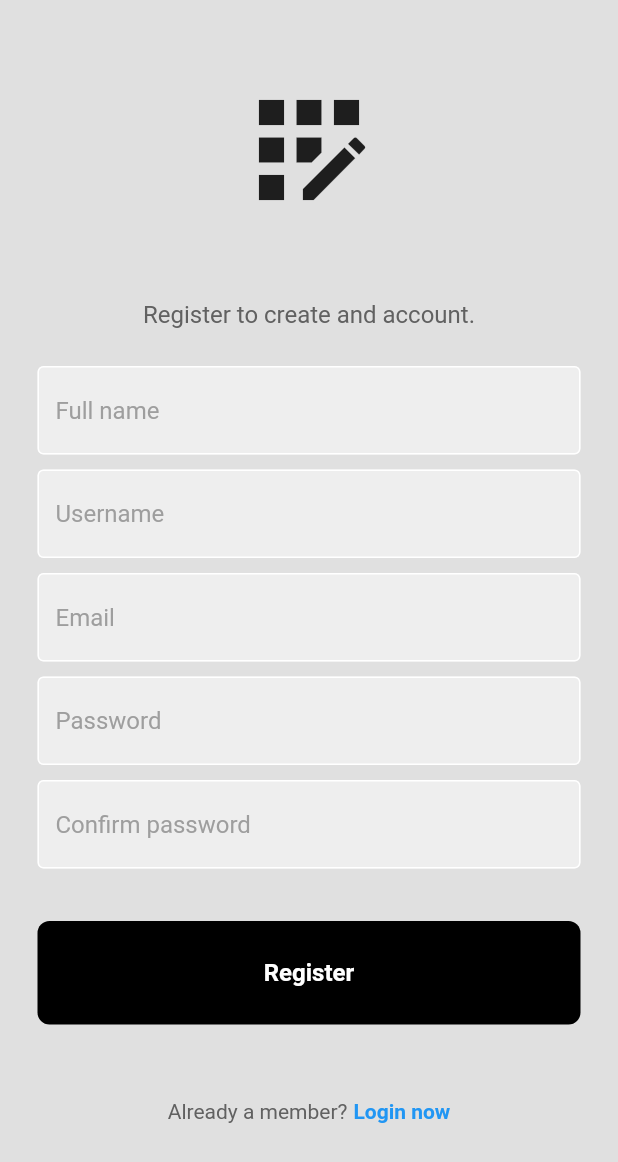
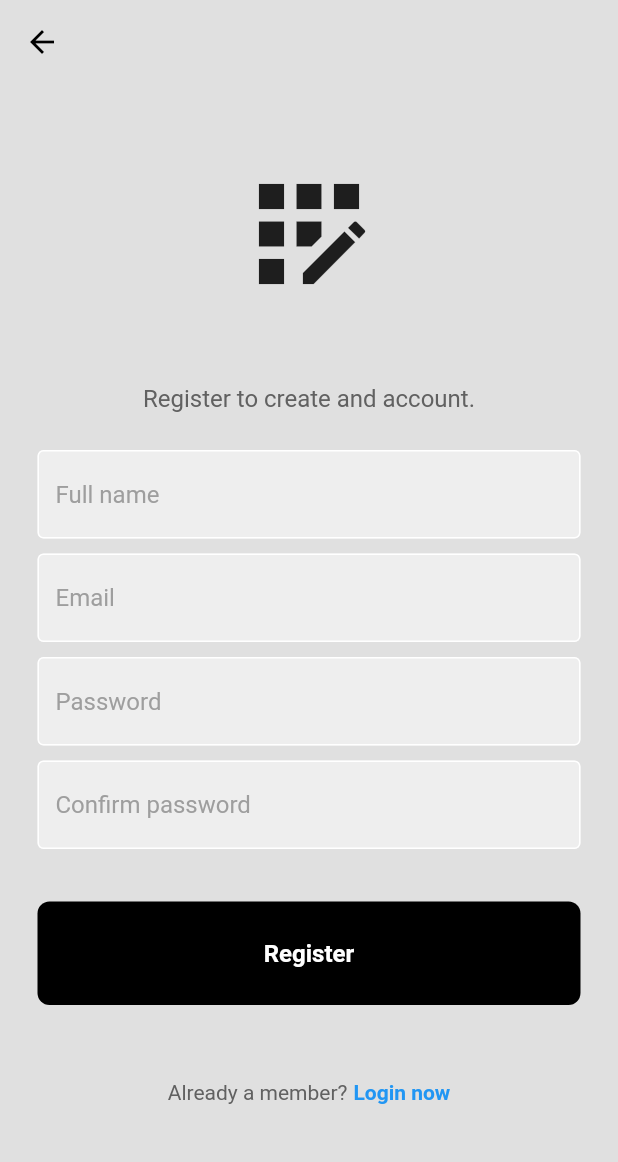
Before and after one commit to raffyamoguis/modern-login, a Flutter app: the RegisterPage screen opened directly, on a phone screen of 412 x 824 dp. Shown: the top 1162 px of the screen. Run offline on Flutter 3.47's test engine with Material 2 defaults, Android fonts, the phone set to English and light mode, and no system bars.

Commit message:
added back button

```diff
--- a/lib/pages/register_page.dart
+++ b/lib/pages/register_page.dart
@@ -31,6 +31,16 @@ class RegisterPage extends StatelessWidget {
   Widget build(BuildContext context) {
     return Scaffold(
         backgroundColor: Colors.grey[300],
+        appBar: AppBar(
+          backgroundColor: Colors.transparent,
+          elevation: 0, // Remove the shadow
+          leading: IconButton(
+            icon: const Icon(Icons.arrow_back, color: Colors.black),
+            onPressed: () {
+              Navigator.pop(context); // Navigate back to the previous page
+            },
+          ),
+        ),
         body: SafeArea(
           child: SingleChildScrollView(
             child: Center(
@@ -60,14 +70,6 @@ class RegisterPage extends StatelessWidget {
                 MyTextField(
                   controller: fullNameController,
                   hintText: 'Full name',
-                  obscureText: false,
-                ),
-
-                const SizedBox(height: 10),
-
-                MyTextField(
-                  controller: usernameController,
-                  hintText: 'Username',
                   obscureText: false,
                 ),
 
```
